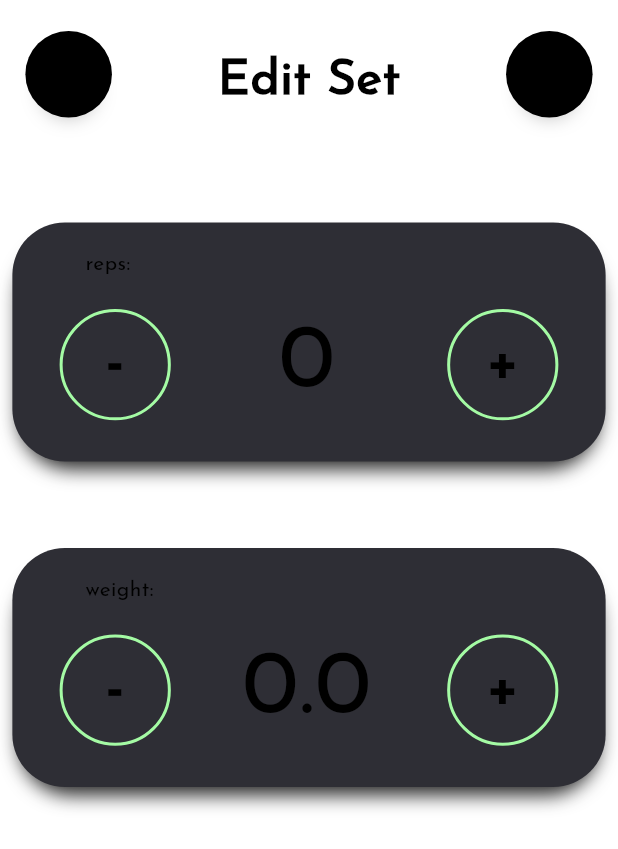
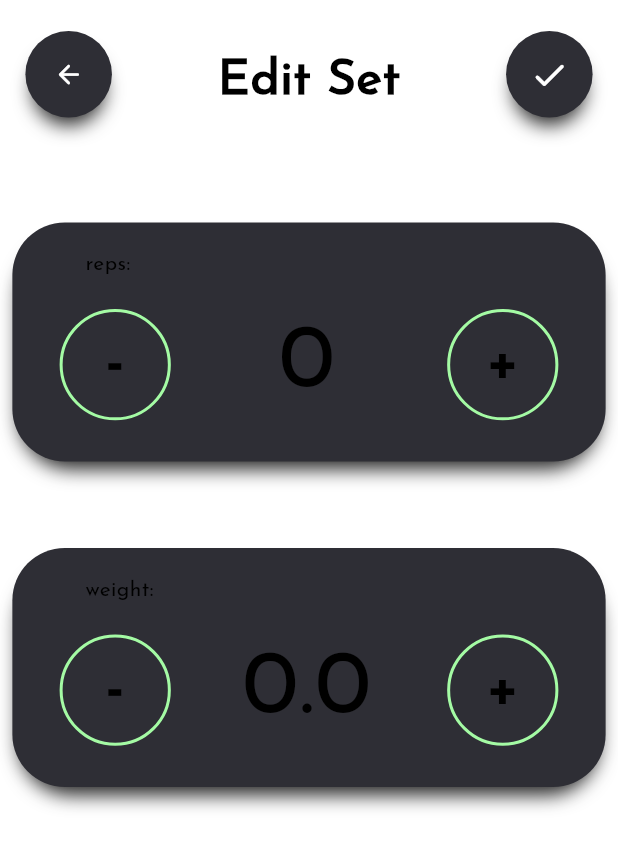
Before and after one commit to badbryany/Flexify, a Flutter app: the AddEditSet screen opened directly with empty values, on a phone screen of 412 x 824 dp. Shown: the top 849 px of the screen. Run offline on Flutter 3.47's test engine with Material 3 defaults, Android fonts, the phone set to English and light mode, and no system bars; our stand-ins replace connectivity_plus, fl_chart, flutter_svg, google_nav_bar, page_transition, shared_preferences and 1 more; accounts and stored records are empty.

Commit message:
fixed darkmode adsetpage

```diff
--- a/lib/pages/workout/exercisesPage/exercisesPage.dart
+++ b/lib/pages/workout/exercisesPage/exercisesPage.dart
@@ -343,7 +343,9 @@ class _ExercisesPageState extends State<ExercisesPage> {
                                           height: MediaQuery.of(context)
                                                   .size
                                                   .width *
-                                                0.6),
+                                              0.6,
+                                          color: Theme.of(context).focusColor,
+                                        ),
                                       ),
                                     ],
                                   ),
@@ -355,6 +357,7 @@ class _ExercisesPageState extends State<ExercisesPage> {
                                         fontSize:
                                             MediaQuery.of(context).size.width *
                                                 0.04,
+                                        color: Theme.of(context).focusColor,
                                       ),
                                     ),
                                   )
--- a/lib/pages/workout/exercisesPage/setsPage/addeditSetPage/addeditSetPage.dart
+++ b/lib/pages/workout/exercisesPage/setsPage/addeditSetPage/addeditSetPage.dart
@@ -84,10 +84,8 @@ class _AddEditSetState extends State<AddEditSet> {
                       width: MediaQuery.of(context).size.width * 0.14,
                       height: MediaQuery.of(context).size.width * 0.14,
                       decoration: BoxDecoration(
-                        boxShadow: ([
-                          global.lightShadow(context),
-                        ]),
-                        color: Theme.of(context).focusColor,
+                        boxShadow: ([global.darkShadow(context)]),
+                        color: Theme.of(context).colorScheme.background,
                         borderRadius: BorderRadius.circular(1000),
                       ),
                       child: IconButton(
@@ -97,7 +95,7 @@ class _AddEditSetState extends State<AddEditSet> {
                         onPressed: () {
                           Navigator.pop(context);
                         },
-                        color: Theme.of(context).focusColor,
+                        color: Theme.of(context).colorScheme.onBackground,
                         icon: const Icon(Icons.arrow_back_rounded),
                         iconSize: MediaQuery.of(context).size.width * 0.05,
                       ),
@@ -124,10 +122,8 @@ class _AddEditSetState extends State<AddEditSet> {
                       width: MediaQuery.of(context).size.width * 0.14,
                       height: MediaQuery.of(context).size.width * 0.14,
                       decoration: BoxDecoration(
-                        boxShadow: ([
-                          global.lightShadow(context),
-                        ]),
-                        color: Theme.of(context).focusColor,
+                        boxShadow: ([global.darkShadow(context)]),
+                        color: Theme.of(context).colorScheme.background,
                         borderRadius: BorderRadius.circular(1000),
                       ),
                       child: IconButton(
@@ -160,7 +156,7 @@ class _AddEditSetState extends State<AddEditSet> {
                           Navigator.pop(context);
                           setState(() {});
                         },
-                        color: Theme.of(context).focusColor,
+                        color: Theme.of(context).colorScheme.onBackground,
                         icon: const Icon(Icons.check_rounded),
                         iconSize: MediaQuery.of(context).size.width * 0.065,
                       ),
--- a/lib/pages/workout/exercisesPage/setsPage/setsPage.dart
+++ b/lib/pages/workout/exercisesPage/setsPage/setsPage.dart
@@ -423,6 +423,7 @@ class _ExerciseSetsState extends State<ExerciseSets> {
                                       MediaQuery.of(context).size.width * 0.8,
                                   height:
                                       MediaQuery.of(context).size.width * 0.6,
+                                  color: Theme.of(context).focusColor,
                                 ),
                               ),
                               Center(
@@ -433,6 +434,7 @@ class _ExerciseSetsState extends State<ExerciseSets> {
                                     fontSize:
                                         MediaQuery.of(context).size.width *
                                             0.04,
+                                    color: Theme.of(context).focusColor,
                                   ),
                                 ),
                               )
```
Lines whose indentation alone changed are shown as unchanged.
